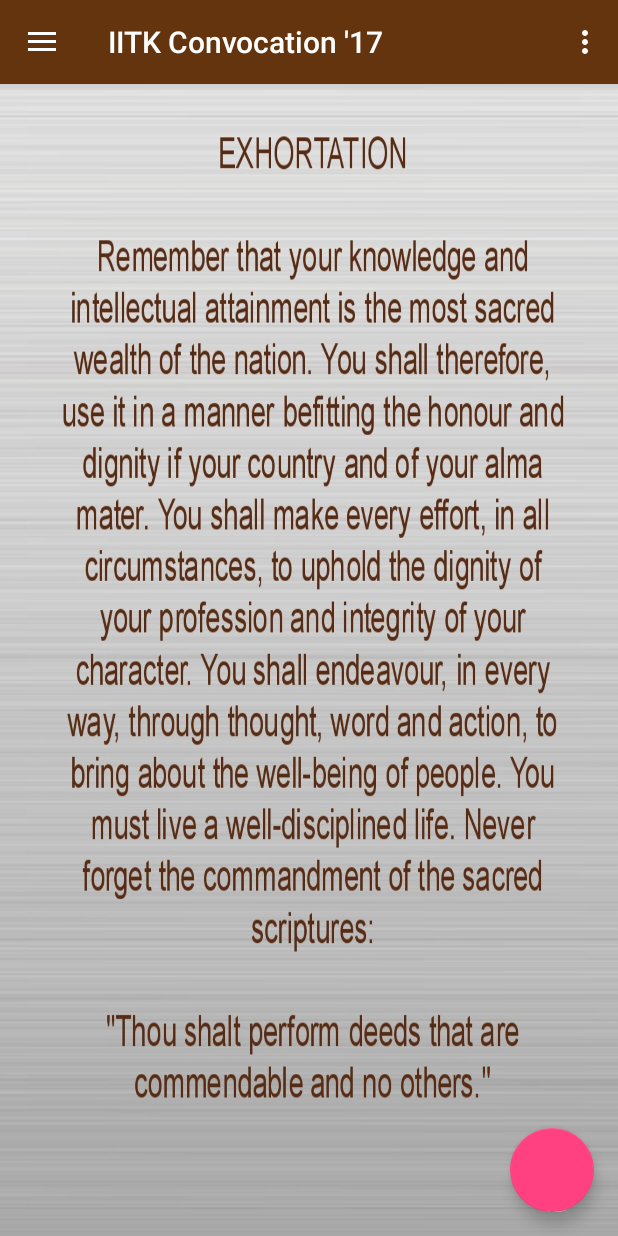
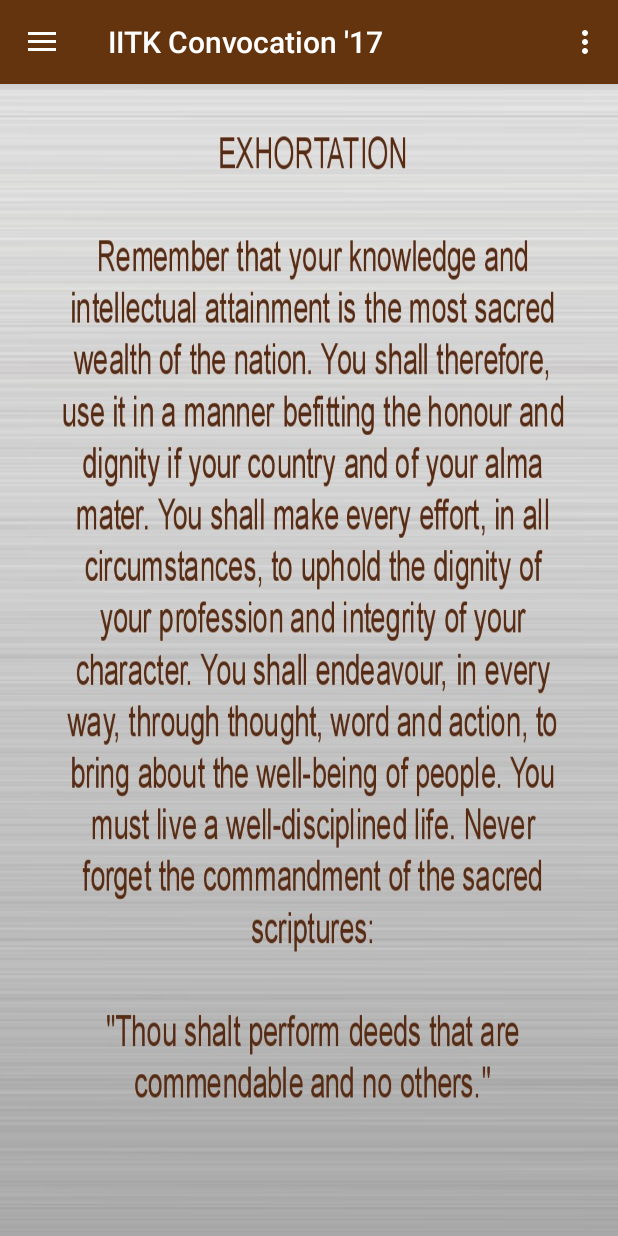
Before and after one commit to imhobo/iitkconv, an Android app: the screen it shows after launch (MainActivity), on a phone screen of 412 x 824 dp. Run offline under Robolectric (Android 15) with nearby library versions, the light colour scheme and no system bars.

Commit message:
all activities have navigation

```diff
--- a/app/src/main/java/com/aps/iitconv/CardViewActivity.java
+++ b/app/src/main/java/com/aps/iitconv/CardViewActivity.java
@@ -32,7 +32,6 @@ import java.net.MalformedURLException;
 import java.net.URL;
 import java.util.ArrayList;
 import java.util.Iterator;
-import java.util.List;
 
 
 public class CardViewActivity extends MainActivity
@@ -82,7 +81,7 @@ public class CardViewActivity extends MainActivity
     private static final String T1_KEY_ID = "id";
     private static final String T1_KEY_ROLL = "roll";
     private static final String T1_KEY_NAME = "name";
-    private static final String T1_KEY_ADVISERS = "advisers";
+    private static final String T1_KEY_ADVISERS = "advisors";
     private static final String T1_KEY_DESCRIPTION = "desc";
     private static final String T1_KEY_DEPT = "dept";
     private static final String T1_KEY_PROGRAM = "program";
--- a/app/src/main/java/com/aps/iitconv/MainActivity.java
+++ b/app/src/main/java/com/aps/iitconv/MainActivity.java
@@ -3,9 +3,7 @@ package com.aps.iitconv;
 import android.content.Intent;
 import android.os.Bundle;
 import android.os.Handler;
-import android.support.design.widget.FloatingActionButton;
 import android.support.design.widget.NavigationView;
-import android.support.design.widget.Snackbar;
 import android.support.v4.view.GravityCompat;
 import android.support.v4.widget.DrawerLayout;
 import android.support.v7.app.ActionBarDrawerToggle;
@@ -14,7 +12,6 @@ import android.support.v7.widget.Toolbar;
 import android.util.Log;
 import android.view.Menu;
 import android.view.MenuItem;
-import android.view.View;
 import android.widget.FrameLayout;
 
 public class MainActivity extends AppCompatActivity implements NavigationView.OnNavigationItemSelectedListener
@@ -37,15 +34,6 @@ public class MainActivity extends AppCompatActivity implements NavigationView.On
 
         Toolbar toolbar = (Toolbar) findViewById(R.id.toolbar);
         setSupportActionBar(toolbar);
-
-        FloatingActionButton fab = (FloatingActionButton) findViewById(R.id.fab);
-        fab.setOnClickListener(new View.OnClickListener() {
-            @Override
-            public void onClick(View view) {
-                Snackbar.make(view, "Replace with your own action", Snackbar.LENGTH_LONG)
-                        .setAction("Action", null).show();
-            }
-        });
 
 
         DrawerLayout drawer = (DrawerLayout) findViewById(R.id.drawer_layout);
@@ -79,7 +67,7 @@ public class MainActivity extends AppCompatActivity implements NavigationView.On
     @Override
     public void onBackPressed() {
         DrawerLayout drawer = (DrawerLayout) findViewById(R.id.drawer_layout);
-        if (drawer.isDrawerOpen(GravityCompat.START)) {
+        if (drawer != null && drawer.isDrawerOpen(GravityCompat.START)) {
             drawer.closeDrawer(GravityCompat.START);
         } else {
             super.onBackPressed();
--- a/app/src/main/java/com/aps/iitconv/MapsActivity.java
+++ b/app/src/main/java/com/aps/iitconv/MapsActivity.java
@@ -2,7 +2,6 @@ package com.aps.iitconv;
 
 import android.graphics.Color;
 import android.os.Bundle;
-import android.support.v4.app.FragmentActivity;
 
 import com.google.android.gms.maps.CameraUpdateFactory;
 import com.google.android.gms.maps.GoogleMap;
@@ -17,14 +16,15 @@ import com.google.maps.android.ui.IconGenerator;
 import java.util.HashMap;
 import java.util.Map;
 
-public class MapsActivity extends FragmentActivity implements OnMapReadyCallback {
+public class MapsActivity extends MainActivity implements OnMapReadyCallback {
 
     private GoogleMap mMap;
 
     @Override
     protected void onCreate(Bundle savedInstanceState) {
         super.onCreate(savedInstanceState);
-        setContentView(R.layout.activity_maps);
+        getLayoutInflater().inflate(R.layout.activity_maps, frameLayout);
+
         // Obtain the SupportMapFragment and get notified when the map is ready to be used.
         SupportMapFragment mapFragment = (SupportMapFragment) getSupportFragmentManager()
                 .findFragmentById(R.id.map);
--- a/app/src/main/java/com/aps/iitconv/WebcastActivity.java
+++ b/app/src/main/java/com/aps/iitconv/WebcastActivity.java
@@ -2,14 +2,13 @@ package com.aps.iitconv;
 
 import android.content.SharedPreferences;
 import android.os.Bundle;
-import android.support.v7.app.AppCompatActivity;
 import android.support.v7.widget.Toolbar;
 
 import com.google.android.youtube.player.YouTubeInitializationResult;
 import com.google.android.youtube.player.YouTubePlayer;
 import com.google.android.youtube.player.YouTubePlayerSupportFragment;
 
-public class WebcastActivity extends AppCompatActivity implements YouTubePlayer.OnInitializedListener{
+public class WebcastActivity extends MainActivity implements YouTubePlayer.OnInitializedListener{
 
     private YouTubePlayerSupportFragment  playerFragment;
     private YouTubePlayer mPlayer;
@@ -18,7 +17,7 @@ public class WebcastActivity extends AppCompatActivity implements YouTubePlayer.
     @Override
     protected void onCreate(Bundle savedInstanceState) {
         super.onCreate(savedInstanceState);
-        setContentView(R.layout.activity_webcast);
+        getLayoutInflater().inflate(R.layout.activity_webcast, frameLayout);
         Toolbar toolbar = (Toolbar) findViewById(R.id.toolbar);
         setSupportActionBar(toolbar);
 
--- a/app/src/main/res/layout/activity_main.xml
+++ b/app/src/main/res/layout/activity_main.xml
@@ -36,14 +36,6 @@
             android:id="@+id/content_frame">
         </FrameLayout>
 
-        <android.support.design.widget.FloatingActionButton
-            android:id="@+id/fab"
-            android:layout_width="wrap_content"
-            android:layout_height="wrap_content"
-            android:layout_gravity="bottom|end"
-            android:layout_margin="@dimen/fab_margin">
-        </android.support.design.widget.FloatingActionButton>
-
     </android.support.design.widget.CoordinatorLayout>
 
     <android.support.design.widget.NavigationView
--- a/app/src/main/res/values/styles.xml
+++ b/app/src/main/res/values/styles.xml
@@ -6,6 +6,8 @@
         <item name="colorPrimary">@color/colorPrimary</item>
         <item name="colorPrimaryDark">@color/colorPrimaryDark</item>
         <item name="colorAccent">@color/colorAccent</item>
+        <item name="windowActionBar">false</item>
+        <item name="windowNoTitle">true</item>
     </style>
 
     <style name="AppTheme.NoActionBar">
```
Also changed, not shown: app/src/main/java/com/aps/iitconv/GalleryActivity.java (+2 -5 lines).
